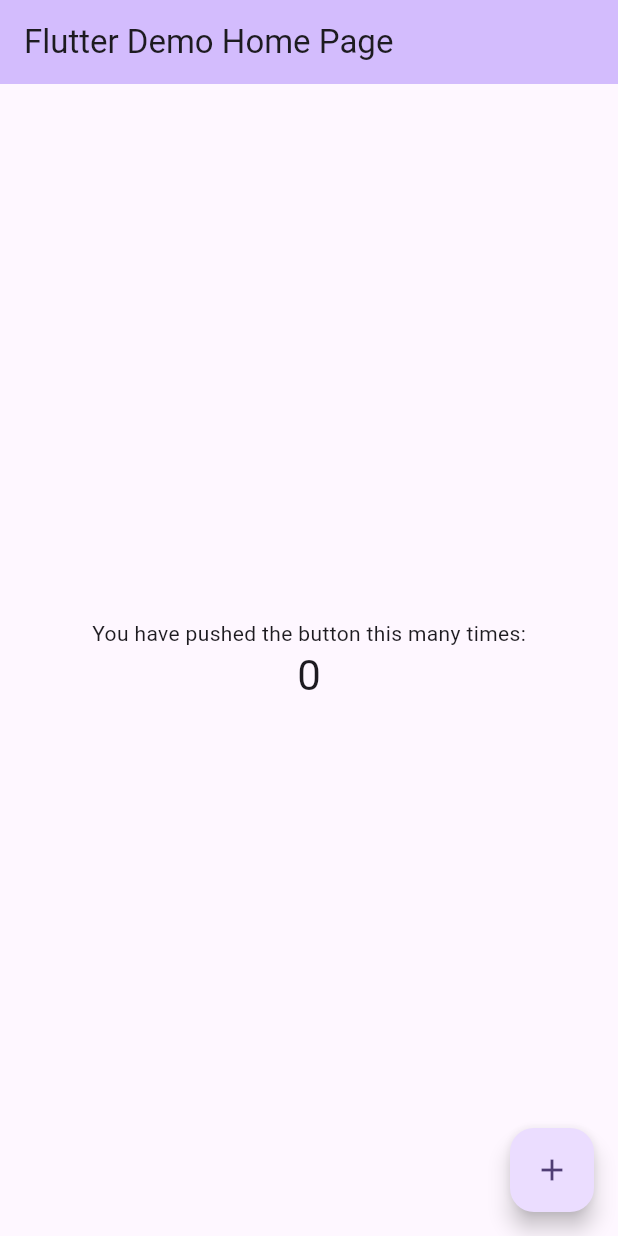
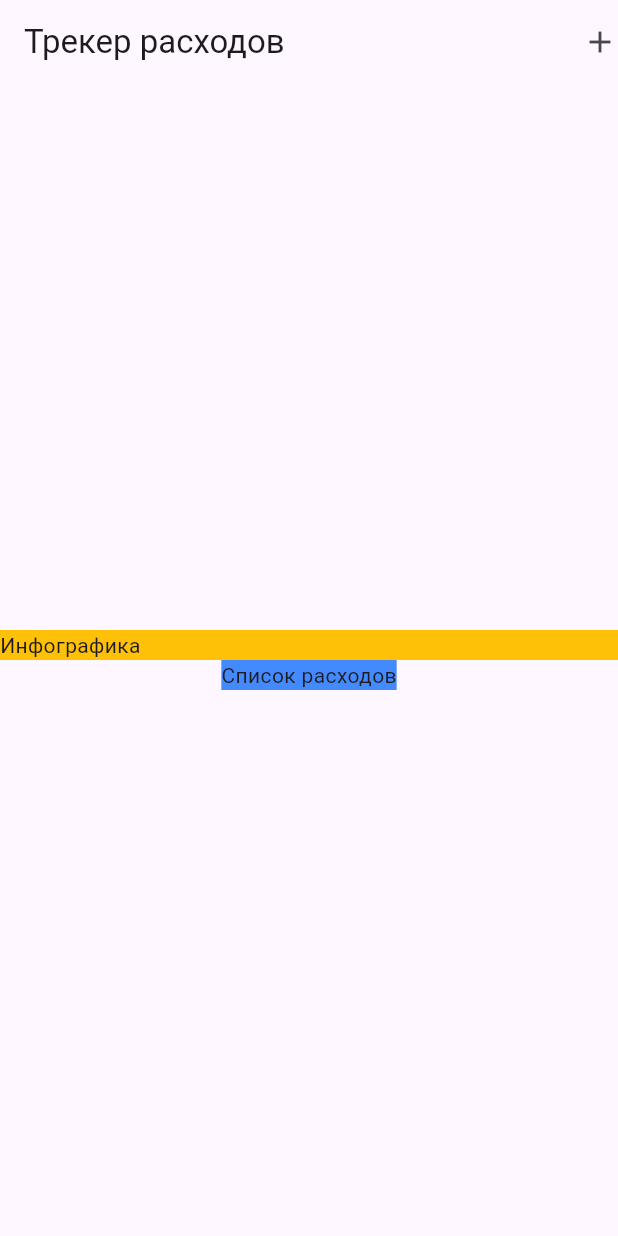
Before and after one commit to timkanurmamatov/expense_tracker, a Flutter app: the screen it shows after launch, on a phone screen of 412 x 824 dp. Run offline on Flutter 3.47's test engine with Material 3 defaults, Android fonts, the phone set to English and light mode, and no system bars.

Commit message:
Добавил виджет ExpensesScreen и модель ExpenseModel для него

```diff
--- /dev/null
+++ b/lib/expense_model.dart
@@ -0,0 +1,21 @@
+class ExpenseModel {
+  final String title;
+  final double amount;
+  final DateTime date;
+  final Category category;
+  final String id;
+
+  ExpenseModel({
+    required this.title,
+    required this.amount,
+    required this.date,
+    required this.category,
+  }) : id = "";
+}
+
+enum Category {
+  food,
+  travel,
+  leisure,
+  work,
+}
--- /dev/null
+++ b/lib/expenses_screen.dart
@@ -0,0 +1,55 @@
+import 'package:expense_tracker/expense_model.dart';
+import 'package:flutter/material.dart';
+
+class ExpensesScreen extends StatefulWidget {
+  const ExpensesScreen({super.key});
+
+  @override
+  State<ExpensesScreen> createState() => _ExpensesScreenState();
+}
+
+class _ExpensesScreenState extends State<ExpensesScreen> {
+  late List<ExpenseModel> expenses;
+
+  @override
+  void initState() {
+    expenses = [
+      ExpenseModel(
+        title: "Курсы Flutter",
+        amount: 50,
+        date: DateTime.now(),
+        category: Category.work,
+      ),
+      ExpenseModel(
+        title: "Кинотеатр",
+        amount: 15.55,
+        date: DateTime.now(),
+        category: Category.leisure,
+      ),
+    ];
+    super.initState();
+  }
+
+  @override
+  Widget build(BuildContext context) {
+    return Scaffold(
+      appBar: AppBar(
+        title: Text("Трекер расходов"),
+        actions: [Icon(Icons.add)],
+      ),
+      body: Column(
+        crossAxisAlignment: CrossAxisAlignment.center,
+        mainAxisAlignment: MainAxisAlignment.center,
+        children: [
+          Container(
+            width: double.infinity,
+            color: Colors.amber,
+            child: Text("Инфографика"),
+          ),
+          // todo: Заменить контейнер снизу списком расходов из [expenses] в виде виджетов Text
+          Container(color: Colors.blueAccent, child: Text("Список расходов")),
+        ],
+      ),
+    );
+  }
+}
--- a/lib/main.dart
+++ b/lib/main.dart
@@ -1,122 +1,6 @@
+import 'package:expense_tracker/expenses_screen.dart';
 import 'package:flutter/material.dart';
 
 void main() {
-  runApp(const MyApp());
+  runApp(MaterialApp(home: ExpensesScreen()));
 }
-
-class MyApp extends StatelessWidget {
-  const MyApp({super.key});
-
-  // This widget is the root of your application.
-  @override
-  Widget build(BuildContext context) {
-    return MaterialApp(
-      title: 'Flutter Demo',
-      theme: ThemeData(
-        // This is the theme of your application.
-        //
-        // TRY THIS: Try running your application with "flutter run". You'll see
-        // the application has a purple toolbar. Then, without quitting the app,
-        // try changing the seedColor in the colorScheme below to Colors.green
-        // and then invoke "hot reload" (save your changes or press the "hot
-        // reload" button in a Flutter-supported IDE, or press "r" if you used
-        // the command line to start the app).
-        //
-        // Notice that the counter didn't reset back to zero; the application
-        // state is not lost during the reload. To reset the state, use hot
-        // restart instead.
-        //
-        // This works for code too, not just values: Most code changes can be
-        // tested with just a hot reload.
-        colorScheme: ColorScheme.fromSeed(seedColor: Colors.deepPurple),
-      ),
-      home: const MyHomePage(title: 'Flutter Demo Home Page'),
-    );
-  }
-}
-
-class MyHomePage extends StatefulWidget {
-  const MyHomePage({super.key, required this.title});
-
-  // This widget is the home page of your application. It is stateful, meaning
-  // that it has a State object (defined below) that contains fields that affect
-  // how it looks.
-
-  // This class is the configuration for the state. It holds the values (in this
-  // case the title) provided by the parent (in this case the App widget) and
-  // used by the build method of the State. Fields in a Widget subclass are
-  // always marked "final".
-
-  final String title;
-
-  @override
-  State<MyHomePage> createState() => _MyHomePageState();
-}
-
-class _MyHomePageState extends State<MyHomePage> {
-  int _counter = 0;
-
-  void _incrementCounter() {
-    setState(() {
-      // This call to setState tells the Flutter framework that something has
-      // changed in this State, which causes it to rerun the build method below
-      // so that the display can reflect the updated values. If we changed
-      // _counter without calling setState(), then the build method would not be
-      // called again, and so nothing would appear to happen.
-      _counter++;
-    });
-  }
-
-  @override
-  Widget build(BuildContext context) {
-    // This method is rerun every time setState is called, for instance as done
-    // by the _incrementCounter method above.
-    //
-    // The Flutter framework has been optimized to make rerunning build methods
-    // fast, so that you can just rebuild anything that needs updating rather
-    // than having to individually change instances of widgets.
-    return Scaffold(
-      appBar: AppBar(
-        // TRY THIS: Try changing the color here to a specific color (to
-        // Colors.amber, perhaps?) and trigger a hot reload to see the AppBar
-        // change color while the other colors stay the same.
-        backgroundColor: Theme.of(context).colorScheme.inversePrimary,
-        // Here we take the value from the MyHomePage object that was created by
-        // the App.build method, and use it to set our appbar title.
-        title: Text(widget.title),
-      ),
-      body: Center(
-        // Center is a layout widget. It takes a single child and positions it
-        // in the middle of the parent.
-        child: Column(
-          // Column is also a layout widget. It takes a list of children and
-          // arranges them vertically. By default, it sizes itself to fit its
-          // children horizontally, and tries to be as tall as its parent.
-          //
-          // Column has various properties to control how it sizes itself and
-          // how it positions its children. Here we use mainAxisAlignment to
-          // center the children vertically; the main axis here is the vertical
-          // axis because Columns are vertical (the cross axis would be
-          // horizontal).
-          //
-          // TRY THIS: Invoke "debug painting" (choose the "Toggle Debug Paint"
-          // action in the IDE, or press "p" in the console), to see the
-          // wireframe for each widget.
-          mainAxisAlignment: MainAxisAlignment.center,
-          children: <Widget>[
-            const Text('You have pushed the button this many times:'),
-            Text(
-              '$_counter',
-              style: Theme.of(context).textTheme.headlineMedium,
-            ),
-          ],
-        ),
-      ),
-      floatingActionButton: FloatingActionButton(
-        onPressed: _incrementCounter,
-        tooltip: 'Increment',
-        child: const Icon(Icons.add),
-      ), // This trailing comma makes auto-formatting nicer for build methods.
-    );
-  }
-}
```
Also changed, not shown: 1 other file.
